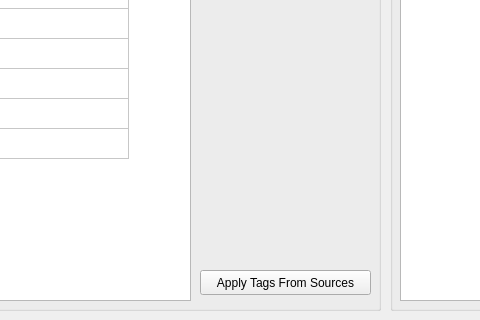
Above: mainwindow.ui from dylondark/InTAGrator before the change; both pictures show x 590 to 1070 and y 400 to 720 of the 1280 by 720 pixel window. Below: the same form after it.
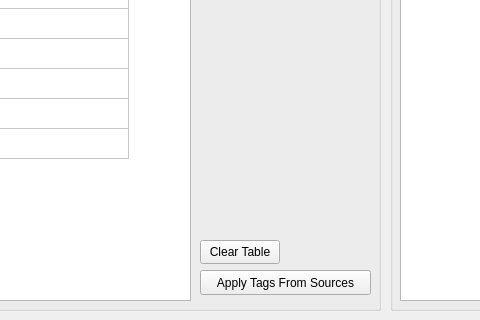
That is the form after the change. Icons and pictures are not drawn.

Commit message: Add clear table button

```diff
--- a/mainwindow.ui
+++ b/mainwindow.ui
@@ -227,6 +227,19 @@
       <string>Apply Tags From Sources</string>
      </property>
     </widget>
+    <widget class="QPushButton" name="clearButton">
+     <property name="geometry">
+      <rect>
+       <x>780</x>
+       <y>520</y>
+       <width>80</width>
+       <height>24</height>
+      </rect>
+     </property>
+     <property name="text">
+      <string>Clear Table</string>
+     </property>
+    </widget>
    </widget>
    <widget class="QGroupBox" name="outputGroupBox">
     <property name="geometry">
```
The commit also changes 2 other files.
